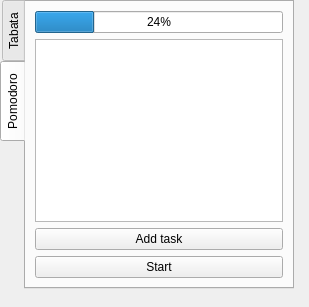
disbeliever/tabata, file ui/main.ui: the form before one commit.
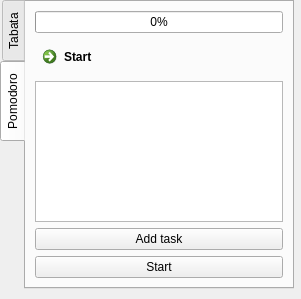
The form after the commit. The open tabs and pages were chosen to show the change.

Patch:
```diff
--- a/ui/main.ui
+++ b/ui/main.ui
@@ -6,8 +6,8 @@
    <rect>
     <x>0</x>
     <y>0</y>
-    <width>309</width>
-    <height>307</height>
+    <width>301</width>
+    <height>299</height>
    </rect>
   </property>
   <property name="windowTitle">
@@ -123,7 +123,14 @@
       <item>
        <widget class="QProgressBar" name="progressBar">
         <property name="value">
-         <number>24</number>
+         <number>0</number>
+        </property>
+       </widget>
+      </item>
+      <item>
+       <widget class="QCommandLinkButton" name="commandLinkButton">
+        <property name="text">
+         <string>Start</string>
         </property>
        </widget>
       </item>
```
Left out of the diff: 3 changed lines with no effect on the pictures.
